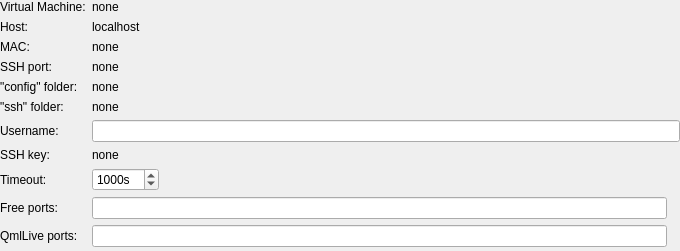
Before: the Qt Designer form src/plugins/mer/meremulatordevicewidget.ui in sailfishos/sailfish-qtcreator, drawn with Qt 5.
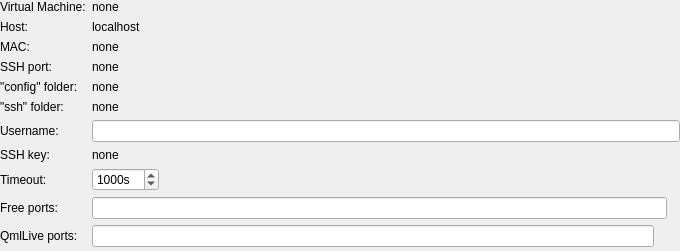
After: the same form once the commit is applied.

Commit message: Mer: Allow to change emulator's port forwarding for QmlLive

```diff
--- a/src/plugins/mer/meremulatordevicewidget.ui
+++ b/src/plugins/mer/meremulatordevicewidget.ui
@@ -268,6 +268,13 @@
        </property>
       </widget>
      </item>
+     <item>
+      <widget class="QLabel" name="qmlLivePortsInfoLabel">
+       <property name="text">
+        <string/>
+       </property>
+      </widget>
+     </item>
      <item>
       <widget class="QLabel" name="qmlLivePortsWarningLabel">
        <property name="sizePolicy">
```
Left out of the diff: 1 changed line with no effect on the pictures. The commit also changes 5 other files.
